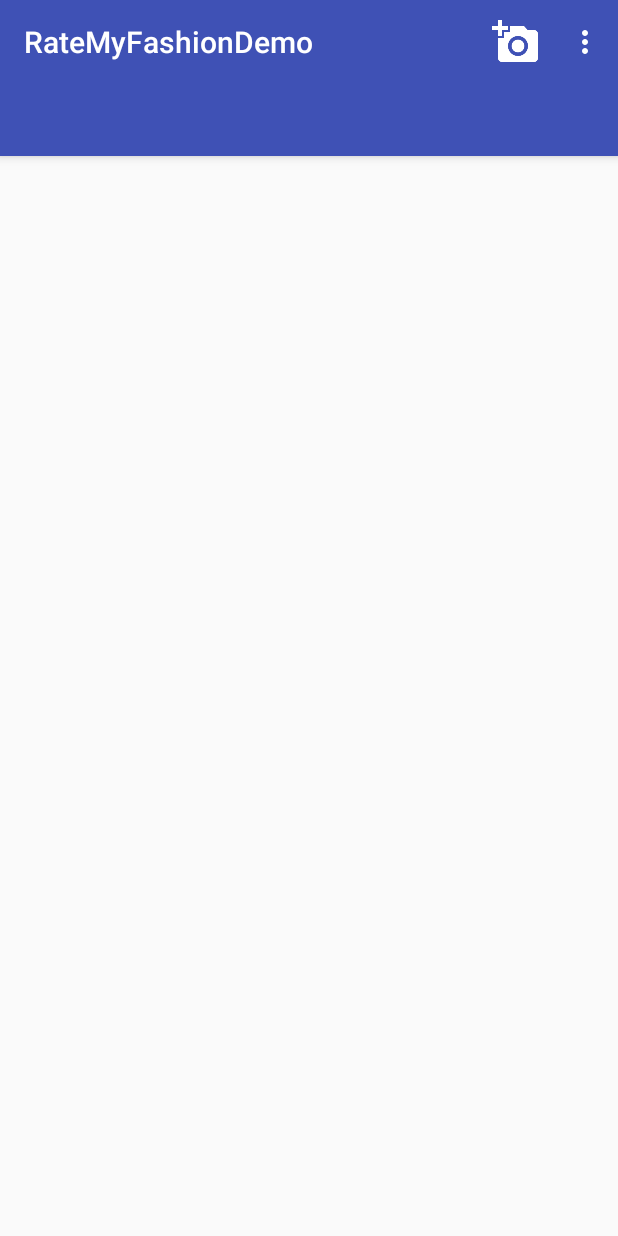
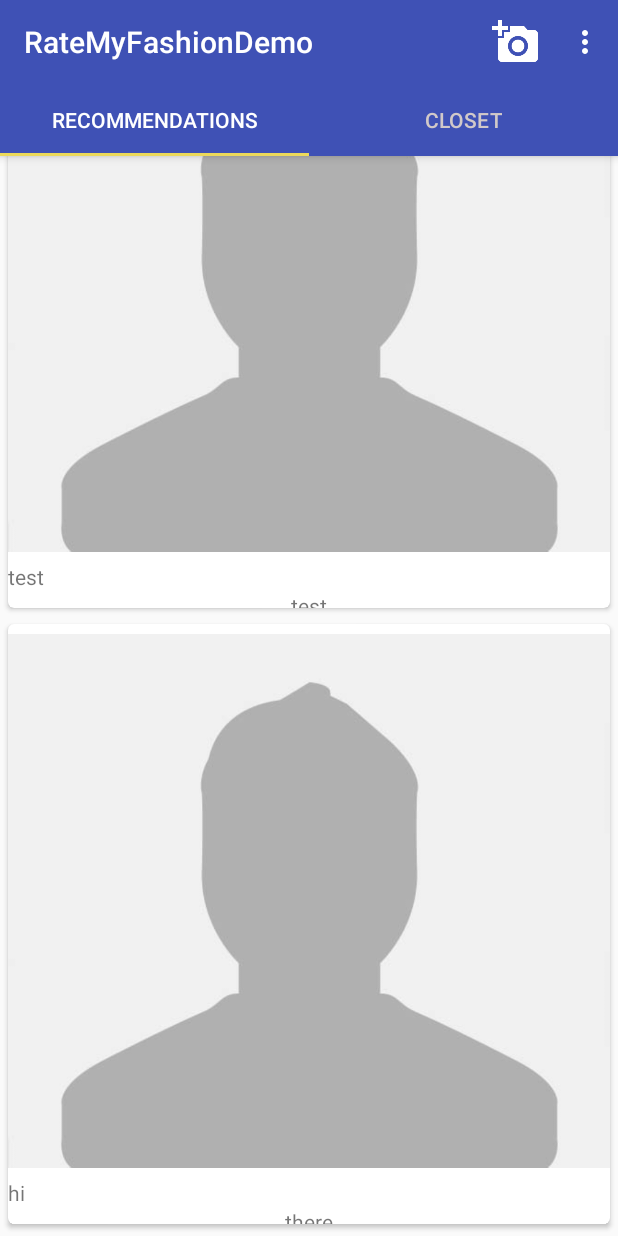
Before and after one commit to kaimou1357/RateMyFashionDemo, an Android app: the screen it shows after launch (MainActivity), on a phone screen of 412 x 824 dp. Run offline under Robolectric (Android 15) with nearby library versions, the phone set to English and light mode, and no system bars.

Commit message:
Lots of work done on mockup

```diff
--- a/app/build.gradle
+++ b/app/build.gradle
@@ -22,7 +22,8 @@ android {
 dependencies {
     compile fileTree(dir: 'libs', include: ['*.jar'])
     testCompile 'junit:junit:4.12'
-    compile 'com.github.niqdev:mjpeg-view:0.1.0'
+    compile 'com.android.support:cardview-v7:21.0.+'
+    compile 'com.android.support:recyclerview-v7:21.0.+'
     compile 'com.android.support:appcompat-v7:23.2.1'
     compile 'com.android.support:design:23.2.1'
 }
--- /dev/null
+++ b/app/src/main/java/com/nyu/mouzhang/ratemyfashiondemo/Adapter/RecommendationListAdapter.java
@@ -0,0 +1,57 @@
+package com.nyu.mouzhang.ratemyfashiondemo.Adapter;
+
+import android.media.Image;
+import android.support.v7.widget.RecyclerView;
+import android.view.LayoutInflater;
+import android.view.View;
+import android.view.ViewGroup;
+import android.widget.ImageView;
+import android.widget.TextView;
+
+import com.nyu.mouzhang.ratemyfashiondemo.Model.Recommendation;
+import com.nyu.mouzhang.ratemyfashiondemo.R;
+
+import java.util.List;
+
+/**
+ * Created by kai on 4/8/16.
+ */
+public class RecommendationListAdapter extends RecyclerView.Adapter<RecommendationListAdapter.RecommendationViewHolder>{
+    private List<Recommendation> recList;
+
+    public RecommendationListAdapter(List<Recommendation> recList){
+        this.recList = recList;
+    }
+    @Override
+    public int getItemCount(){
+        return recList.size();
+    }
+    @Override
+    public void onBindViewHolder(RecommendationViewHolder recommendationViewHolder, int i){
+        Recommendation r = recList.get(i);
+        recommendationViewHolder.description1.setText(r.getDescription1());
+        recommendationViewHolder.description2.setText(r.getDescription2());
+        recommendationViewHolder.recommendedPicture.setImageResource(r.getPhotoID());
+
+    }
+    public RecommendationViewHolder onCreateViewHolder(ViewGroup viewGroup, int i){
+        View itemView = LayoutInflater.from(viewGroup.getContext()).inflate(R.layout.recommendation_card, viewGroup, false);
+        return new RecommendationViewHolder(itemView);
+    }
+
+
+
+    public static class RecommendationViewHolder extends RecyclerView.ViewHolder{
+        protected TextView description1;
+        protected TextView description2;
+        protected ImageView recommendedPicture;
+
+        public RecommendationViewHolder(View v){
+            super(v);
+            description1 = (TextView) v.findViewById(R.id.description1);
+            description2 = (TextView) v.findViewById(R.id.description2);
+            recommendedPicture = (ImageView) v.findViewById(R.id.recommendationImageView);
+        }
+    }
+
+}
--- /dev/null
+++ b/app/src/main/java/com/nyu/mouzhang/ratemyfashiondemo/Adapter/ViewPagerAdapter.java
@@ -0,0 +1,26 @@
+package com.nyu.mouzhang.ratemyfashiondemo.Adapter;
+
+
+import android.support.v4.app.Fragment;
+import android.support.v4.app.FragmentManager;
+import android.support.v4.app.FragmentStatePagerAdapter;
+
+import com.nyu.mouzhang.ratemyfashiondemo.TabFragment;
+
+/**
+ * Created by kai on 4/8/16.
+ */
+public class ViewPagerAdapter extends FragmentStatePagerAdapter {
+    public ViewPagerAdapter(FragmentManager fm){
+        super(fm);
+    }
+
+    @Override
+    public TabFragment getItem(int position){
+        return new TabFragment();
+    }
+    @Override
+    public int getCount(){
+        return 2;
+    }
+}
--- a/app/src/main/java/com/nyu/mouzhang/ratemyfashiondemo/MainActivity.java
+++ b/app/src/main/java/com/nyu/mouzhang/ratemyfashiondemo/MainActivity.java
@@ -1,23 +1,24 @@
 package com.nyu.mouzhang.ratemyfashiondemo;
 
-import android.content.Context;
 import android.media.MediaPlayer;
-import android.net.Uri;
 import android.os.Bundle;
-import android.support.design.widget.FloatingActionButton;
-import android.support.design.widget.Snackbar;
+import android.support.design.widget.TabLayout;
+import android.support.v4.content.ContextCompat;
+import android.support.v4.view.ViewPager;
 import android.support.v7.app.AppCompatActivity;
+import android.support.v7.widget.LinearLayoutManager;
+import android.support.v7.widget.RecyclerView;
 import android.support.v7.widget.Toolbar;
-import android.util.Base64;
-import android.view.Surface;
 import android.view.SurfaceHolder;
-import android.view.SurfaceView;
-import android.view.View;
 import android.view.Menu;
 import android.view.MenuItem;
 
-import java.util.HashMap;
-import java.util.Map;
+import com.nyu.mouzhang.ratemyfashiondemo.Adapter.RecommendationListAdapter;
+import com.nyu.mouzhang.ratemyfashiondemo.Adapter.ViewPagerAdapter;
+import com.nyu.mouzhang.ratemyfashiondemo.Model.Recommendation;
+
+import java.util.ArrayList;
+import java.util.List;
 
 public class MainActivity extends AppCompatActivity{
     final static String USERNAME = "admin";
@@ -27,18 +28,64 @@ public class MainActivity extends AppCompatActivity{
     private MediaPlayer mediaPlayer;
     private SurfaceHolder surfaceHolder;
 
+    private Toolbar toolbar;
+    private TabLayout tabLayout;
+    private ViewPager viewPager;
+    private ViewPagerAdapter viewPagerAdapter;
+
+    private List<Recommendation> recList = new ArrayList<Recommendation>();
+
 
     @Override
     protected void onCreate(Bundle savedInstanceState) {
         super.onCreate(savedInstanceState);
         setContentView(R.layout.activity_main);
-        Toolbar toolbar = (Toolbar) findViewById(R.id.toolbar);
+        toolbar = (Toolbar) findViewById(R.id.toolbar);
+        tabLayout = (TabLayout) findViewById(R.id.tabs);
+        //viewPager = (ViewPager) findViewById(R.id.viewpager);
+
+
+        viewPagerAdapter = new ViewPagerAdapter(getSupportFragmentManager());
+        //viewPager.setAdapter(viewPagerAdapter);
         setSupportActionBar(toolbar);
+
+        final TabLayout.Tab closet = tabLayout.newTab();
+        final TabLayout.Tab recommendations = tabLayout.newTab();
+
+        closet.setText("Closet");
+        recommendations.setText("Recommendations");
+
+        tabLayout.addTab(recommendations, 0);
+        tabLayout.addTab(closet, 1);
+
+
+        tabLayout.setTabTextColors(ContextCompat.getColorStateList(this, R.color.tab_selector));
+        tabLayout.setSelectedTabIndicatorColor(ContextCompat.getColor(this, R.color.indicator));
+
 
 //        SurfaceView surfaceView = (SurfaceView)findViewById(R.id.surfaceview);
 //        surfaceHolder = surfaceView.getHolder();
 //        surfaceHolder.addCallback(this);
 //        surfaceHolder.setFixedSize(320, 240);
+        //viewPager.addOnPageChangeListener(new TabLayout.TabLayoutOnPageChangeListener(tabLayout));
+
+
+
+        /* Go ahead with the RecyclerView mock up
+
+         */
+        RecyclerView recommendationList = (RecyclerView) findViewById(R.id.recommendationCardList);
+        LinearLayoutManager llm = new LinearLayoutManager(this);
+        recList.add(new Recommendation("test", "test", R.drawable.placeholder));
+        recList.add(new Recommendation("hi", "there", R.drawable.placeholder));
+        recList.add(new Recommendation("asdasdt", "lol", R.drawable.placeholder));
+        recList.add(new Recommendation("asdasd", "dfgdfg", R.drawable.placeholder));
+
+        RecommendationListAdapter adapter = new RecommendationListAdapter(recList);
+        llm.setOrientation(LinearLayoutManager.VERTICAL);
+        recommendationList.setAdapter(adapter);
+        recommendationList.setLayoutManager(llm);
+
 
     }
 //    @Override
--- /dev/null
+++ b/app/src/main/java/com/nyu/mouzhang/ratemyfashiondemo/Model/Recommendation.java
@@ -0,0 +1,40 @@
+package com.nyu.mouzhang.ratemyfashiondemo.Model;
+
+/**
+ * Created by kai on 4/8/16.
+ */
+public class Recommendation {
+    private String description1;
+    private String description2;
+    private int photoID;
+
+    public int getPhotoID() {
+        return photoID;
+    }
+
+    public void setPhotoID(int photoID) {
+        this.photoID = photoID;
+    }
+
+    public String getDescription1() {
+        return description1;
+    }
+
+    public void setDescription1(String description1) {
+        this.description1 = description1;
+    }
+
+    public String getDescription2() {
+        return description2;
+    }
+
+    public void setDescription2(String description2) {
+        this.description2 = description2;
+    }
+
+    public Recommendation(String d1, String d2, int photoID){
+        description1 = d1;
+        description2 = d2;
+        this.photoID = photoID;
+    }
+}
--- /dev/null
+++ b/app/src/main/java/com/nyu/mouzhang/ratemyfashiondemo/TabFragment.java
@@ -0,0 +1,18 @@
+package com.nyu.mouzhang.ratemyfashiondemo;
+
+
+import android.os.Bundle;
+import android.support.v4.app.Fragment;
+import android.view.LayoutInflater;
+import android.view.View;
+import android.view.ViewGroup;
+
+/**
+ * Created by kai on 4/8/16.
+ */
+public class TabFragment extends Fragment {
+    @Override
+    public View onCreateView(LayoutInflater inflater, ViewGroup container, Bundle savedInstanceState){
+        return inflater.inflate(R.layout.tabs, container,false );
+    }
+}
--- /dev/null
+++ b/app/src/main/res/color/tab_selector.xml
@@ -0,0 +1,7 @@
+<?xml version="1.0" encoding="utf-8"?>
+<selector xmlns:android="http://schemas.android.com/apk/res/android">
+    <item android:state_selected="true" android:color="@android:color/white" />
+    <item android:state_focused="true" android:color="@android:color/white" />
+    <item android:state_pressed="true" android:color="@android:color/white" />
+    <item android:color="#d1c9c9" />
+</selector>
--- a/app/src/main/res/layout/activity_main.xml
+++ b/app/src/main/res/layout/activity_main.xml
@@ -24,17 +24,12 @@
             android:layout_height="wrap_content"
             android:background="@color/colorPrimary"
             android:layout_below="@+id/tool_bar"
-            android:layout_alignParentLeft="true"
             android:layout_alignParentStart="true" />
 
-        <android.support.v4.view.ViewPager
-            android:id="@+id/viewpager"
-            android:layout_width="match_parent"
-            android:layout_height="match_parent"
-            android:layout_below="@+id/tabs"
-            />
 
     </android.support.design.widget.AppBarLayout>
+
+
 
     <include layout="@layout/content_main" />
 
--- a/app/src/main/res/layout/content_main.xml
+++ b/app/src/main/res/layout/content_main.xml
@@ -1,11 +1,13 @@
 <?xml version="1.0" encoding="utf-8"?>
-<RelativeLayout xmlns:android="http://schemas.android.com/apk/res/android"
+<LinearLayout xmlns:android="http://schemas.android.com/apk/res/android"
     android:layout_width="match_parent"
+    android:orientation="vertical"
     android:layout_height="match_parent">
+    <android.support.v7.widget.RecyclerView
+        android:layout_width="match_parent"
+        android:id = "@+id/recommendationCardList"
+        android:layout_height="match_parent">
+    </android.support.v7.widget.RecyclerView>
 
-    <LinearLayout
-        android:layout_width="match_parent"
-        android:layout_height="match_parent" >
-    </LinearLayout>
 
-</RelativeLayout>
+</LinearLayout>
--- /dev/null
+++ b/app/src/main/res/layout/recommendation_card.xml
@@ -0,0 +1,38 @@
+<?xml version="1.0" encoding="utf-8"?>
+<android.support.v7.widget.CardView
+    xmlns:android="http://schemas.android.com/apk/res/android"
+    xmlns:card_view="http://schemas.android.com/apk/res-auto"
+    android:layout_width="match_parent"
+    android:layout_height="400dp"
+    android:layout_margin="5dp"
+    card_view:cardCornerRadius = "4dp">
+    <LinearLayout
+        android:layout_width="match_parent"
+        android:orientation="vertical"
+        android:weightSum="5"
+        android:layout_height="match_parent">
+
+        <ImageView
+            android:layout_width="match_parent"
+            android:layout_height="wrap_content"
+            android:layout_weight="4"
+            android:layout_gravity="center_horizontal"
+            android:id="@+id/recommendationImageView" />
+        <LinearLayout
+            android:layout_width="match_parent"
+            android:orientation="vertical"
+            android:layout_weight="1"
+            android:layout_height="wrap_content">
+            <TextView
+                android:layout_width="wrap_content"
+                android:id = "@+id/description1"
+                android:layout_height="wrap_content" />
+            <TextView
+                android:layout_width="wrap_content"
+                android:layout_height="wrap_content"
+                android:id = "@+id/description2"
+                android:layout_gravity="center_horizontal"/>
+        </LinearLayout>
+    </LinearLayout>
+
+</android.support.v7.widget.CardView>
--- /dev/null
+++ b/app/src/main/res/layout/tabs.xml
@@ -0,0 +1,14 @@
+<?xml version="1.0" encoding="utf-8"?>
+<RelativeLayout xmlns:android="http://schemas.android.com/apk/res/android"
+    android:layout_width="match_parent"
+    android:layout_height="match_parent"
+    android:orientation="vertical">
+
+    <TextView
+        android:layout_width="wrap_content"
+        android:layout_height="wrap_content"
+        android:textAppearance="?android:attr/textAppearanceMedium"
+        android:id="@+id/textView"
+        android:layout_centerVertical="true"
+        android:layout_centerHorizontal="true" />
+</RelativeLayout>
```
Also changed, not shown: app/src/main/res/drawable/placeholder.jpg (added).
